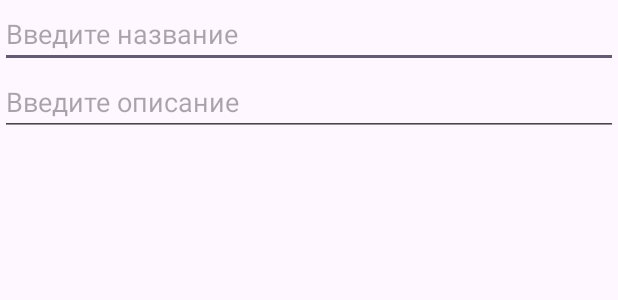
After one commit to maks2001916/MyWardrobe, an Android app: the layout update_dialog.xml on its own in the app's theme, with its tools: preview values and no code run, on a phone screen of 412 x 824 dp. The commit adds this screen. Shown: the top 300 px of the screen. Run offline under Robolectric (Android 15) with nearby library versions, the phone set to English and light mode, and no system bars.

```diff
--- a/app/src/main/res/layout/activity_clothing_info.xml
+++ b/app/src/main/res/layout/activity_clothing_info.xml
@@ -2,7 +2,7 @@
 <LinearLayout xmlns:android="http://schemas.android.com/apk/res/android"
     xmlns:app="http://schemas.android.com/apk/res-auto"
     xmlns:tools="http://schemas.android.com/tools"
-    android:id="@+id/main"
+    android:id="@+id/layoutLL"
     android:layout_width="match_parent"
     android:layout_height="match_parent"
     tools:context=".ClothingInfoActivity"
--- /dev/null
+++ b/app/src/main/res/layout/update_dialog.xml
@@ -0,0 +1,21 @@
+<?xml version="1.0" encoding="utf-8"?>
+<LinearLayout xmlns:android="http://schemas.android.com/apk/res/android"
+    android:orientation="vertical"
+    android:layout_width="match_parent"
+    android:layout_height="match_parent">
+
+    <EditText
+        android:id="@+id/editTitleET"
+        android:layout_width="match_parent"
+        android:layout_height="wrap_content"
+        android:ems="10"
+        android:hint="@string/enter_title"/>
+
+    <EditText
+        android:id="@+id/editDescriptionET"
+        android:layout_width="match_parent"
+        android:layout_height="wrap_content"
+        android:ems="10"
+        android:hint="@string/enter_description"/>
+
+</LinearLayout>
--- a/app/src/main/res/values/strings.xml
+++ b/app/src/main/res/values/strings.xml
@@ -45,4 +45,9 @@
     <string name="windbreaker_description">Легкая ветровка для дождливой погоды</string>
     <string name="exit">Выход</string>
     <string name="start">К гардеробу</string>
+    <string name="enter_title">Введите название</string>
+    <string name="enter_description">Введите описание</string>
+    <string name="update_record">Обновить запись</string>
+    <string name="update">Обновить</string>
+    <string name="cancel">Отмена</string>
 </resources>
```
Also changed, not shown: app/src/main/java/com/example/mywardrobe/ClothingInfoActivity.kt (+40 -1 lines), app/src/main/java/com/example/mywardrobe/MyWardrobeActivity.kt (+21 -0 lines).
